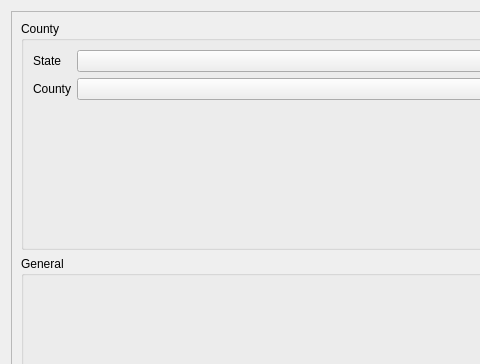
Qt form src/main/python/views/settings_dialog.ui (samuelterra22/Analysis-of-antenna-coverage) before a commit; both pictures show x 0 to 480 and y 0 to 364 of the 609 by 506 pixel window.
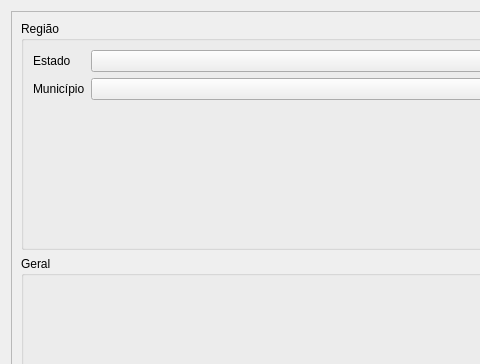
The same form after that commit.

```diff
--- a/src/main/python/views/settings_dialog.ui
+++ b/src/main/python/views/settings_dialog.ui
@@ -29,20 +29,20 @@
       <item>
        <widget class="QGroupBox" name="groupBox">
         <property name="title">
-         <string>County</string>
+         <string>Região</string>
         </property>
         <layout class="QFormLayout" name="formLayout">
          <item row="0" column="0">
           <widget class="QLabel" name="label_country_state">
            <property name="text">
-            <string>State</string>
+            <string>Estado</string>
            </property>
           </widget>
          </item>
          <item row="1" column="0">
           <widget class="QLabel" name="label_country_county">
            <property name="text">
-            <string>County</string>
+            <string>Município</string>
            </property>
           </widget>
          </item>
@@ -58,7 +58,7 @@
       <item>
        <widget class="QGroupBox" name="groupBox_2">
         <property name="title">
-         <string>General</string>
+         <string>Geral</string>
         </property>
        </widget>
       </item>
```
